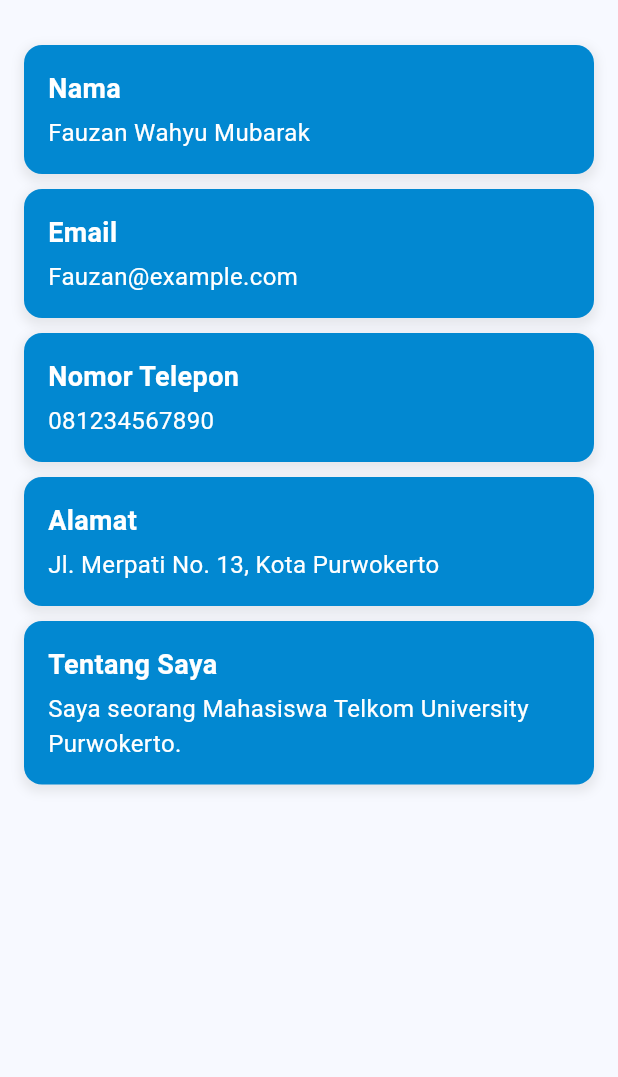
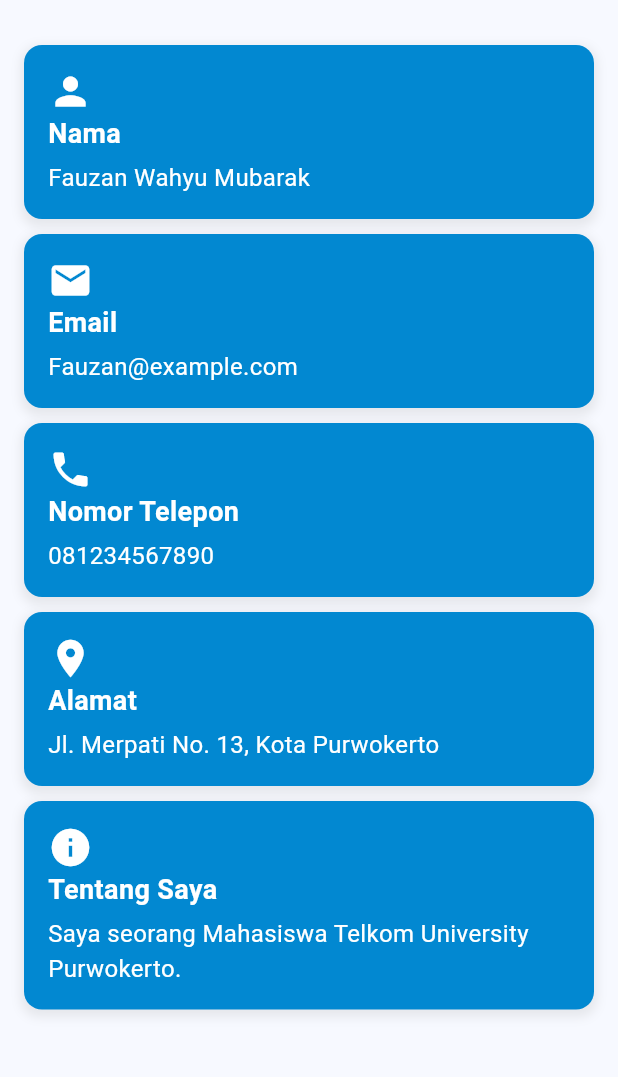
Before and after one commit to FauzanWahyuM/PPB_Fauzan_Wahyu_Mubarak_2211104027_SE-06-01, a Flutter app: the screen it shows after launch, on a phone screen of 412 x 824 dp, the part 63-1140 px from its top. Run offline on Flutter 3.47's test engine with Material 3 defaults, Android fonts, the light colour scheme and no system bars.

Commit message:
Updated Praktikum 2

```diff
--- a/02_Pengenalan_Flutter/flutter_biodata_diri/lib/main.dart
+++ b/02_Pengenalan_Flutter/flutter_biodata_diri/lib/main.dart
@@ -41,22 +41,22 @@
             children: <Widget>[
               // Kotak 1: Nama
               _buildInfoBox('Nama', 'Fauzan Wahyu Mubarak',
-                  Colors.lightBlue[700]!, Colors.white),
+                  Colors.lightBlue[700]!, Colors.white, Icons.person),
               SizedBox(height: 10),
 
               // Kotak 2: Email
               _buildInfoBox('Email', 'Fauzan@example.com',
-                  Colors.lightBlue[700]!, Colors.white),
+                  Colors.lightBlue[700]!, Colors.white, Icons.email),
               SizedBox(height: 10),
 
               // Kotak 3: Nomor Telepon
               _buildInfoBox('Nomor Telepon', '081234567890',
-                  Colors.lightBlue[700]!, Colors.white),
+                  Colors.lightBlue[700]!, Colors.white, Icons.phone),
               SizedBox(height: 10),
 
               // Kotak 4: Alamat
               _buildInfoBox('Alamat', 'Jl. Merpati No. 13, Kota Purwokerto',
-                  Colors.lightBlue[700]!, Colors.white),
+                  Colors.lightBlue[700]!, Colors.white, Icons.location_on),
               SizedBox(height: 10),
 
               // Kotak 5: Deskripsi Diri
@@ -64,7 +64,8 @@
                   'Tentang Saya',
                   'Saya seorang Mahasiswa Telkom University Purwokerto.',
                   Colors.lightBlue[700]!,
-                  Colors.white),
+                  Colors.white,
+                  Icons.info),
             ],
           ),
         ),
@@ -72,8 +73,8 @@
     );
   }
 
-  Widget _buildInfoBox(
-      String title, String content, Color backgroundColor, Color textColor) {
+  Widget _buildInfoBox(String title, String content, Color backgroundColor,
+      Color textColor, IconData icon) {
     return SizedBox(
       width: double.infinity,
       child: Container(
@@ -93,6 +94,7 @@
         child: Column(
           crossAxisAlignment: CrossAxisAlignment.start,
           children: [
+            Icon(icon, color: textColor, size: 30),
             Text(
               title,
               style: TextStyle(
```
